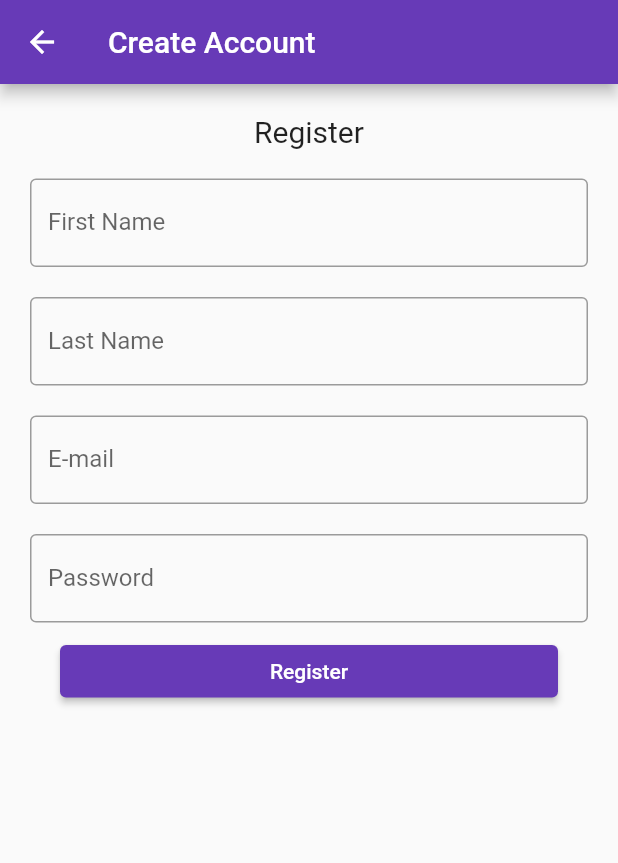
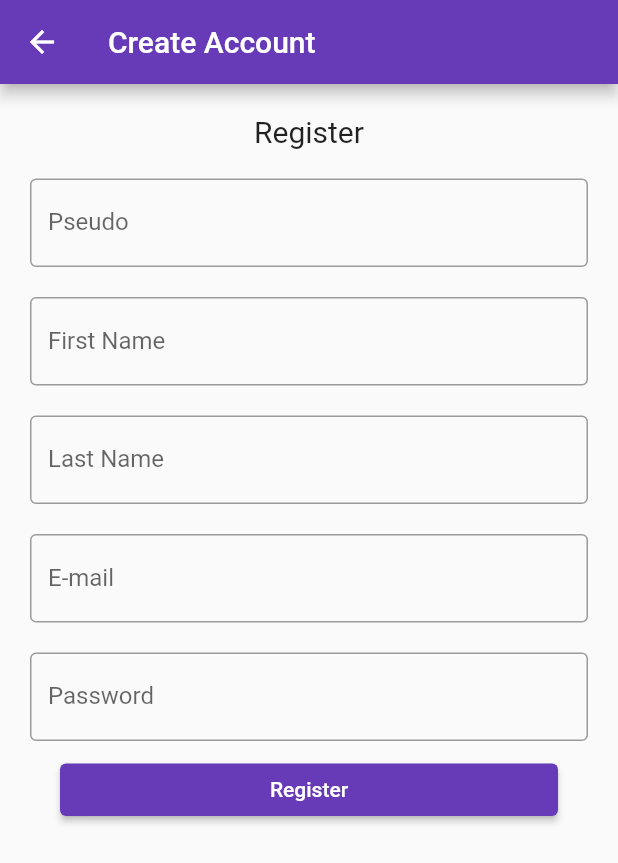
Before and after one commit to WoodY674/IdeaInker_App_CodingFactory, a Flutter app: the CreateAccount screen opened directly, after a tap on "Register", on a phone screen of 412 x 824 dp. Shown: the top 863 px of the screen. Run offline on Flutter 3.47's test engine with Material 2 defaults, Android fonts, the phone set to English and light mode, and no system bars; drawn by our look-alikes of streaming_shared_preferences; our stand-ins replace convex_bottom_bar, fluttertoast, google_maps_flutter; missing offline and left inert: geocode, shared_preferences_web; network calls fail.

```diff
--- a/lib/Pages/createaccount.dart
+++ b/lib/Pages/createaccount.dart
@@ -17,6 +17,7 @@ class _CreateAccount extends State<CreateAccount> {
   TextEditingController passwordController = TextEditingController();
   TextEditingController firstNameController = TextEditingController();
   TextEditingController lastNameController = TextEditingController();
+  TextEditingController pseudoController = TextEditingController();
 
   @override
   Widget build(BuildContext context) {
@@ -36,6 +37,18 @@ class _CreateAccount extends State<CreateAccount> {
                   'Register',
                   style: TextStyle(fontSize: 20),
                 )
+            ),
+            Container(
+              padding: const EdgeInsets.all(10),
+              child: Center(
+                child: TextField(
+                  controller: pseudoController,
+                  decoration: const InputDecoration(
+                    border: OutlineInputBorder(),
+                    labelText: 'Pseudo',
+                  ),
+                ),
+              ),
             ),
             Container(
               padding: const EdgeInsets.all(10),
@@ -86,7 +99,7 @@ class _CreateAccount extends State<CreateAccount> {
                 child: ElevatedButton(
                   child: const Text('Register'),
                   onPressed: () {
-                    createAccount(firstNameController.text, lastNameController.text,emailController.text,passwordController.text);
+                    createAccount(firstNameController.text, lastNameController.text,emailController.text,passwordController.text, pseudoController.text);
                   },
                   style: ButtonStyle(
                     backgroundColor: MaterialStateProperty.all(Colors.deepPurple)
@@ -98,7 +111,7 @@ class _CreateAccount extends State<CreateAccount> {
       ),
     );
   }
-  Future<void> createAccount(String firstName, String lastName, String email, String password) async {
+  Future<void> createAccount(String firstName, String lastName, String email, String password, String pseudo) async {
     final now = DateTime.now();
     final response = await http.post(
       Uri.parse('http://k7-stories.com/api/register'),
@@ -111,9 +124,10 @@ class _CreateAccount extends State<CreateAccount> {
         'lastName': lastName,
         'firstName': firstName,
         'createdAt': now.toString(),
+        'pseudo': pseudo,
       }),
     );
-
+    log(response.body);
     if (response.statusCode == 201) {
       // If the server did return a 201 CREATED response,
       // then parse the JSON.
```
Also changed, not shown: lib/Pages/map.dart (+5 -5 lines).
